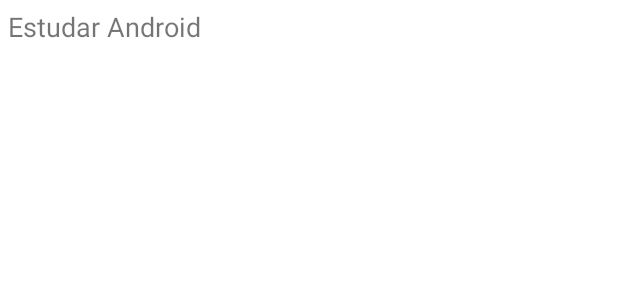
After one commit to gentildf/Listadetarefas, an Android app: the layout lista_tarefa_adapter.xml on its own in the app's theme, with its tools: preview values and no code run, on a phone screen of 412 x 824 dp. The commit adds this screen. Shown: the top 300 px of the screen. Run offline under Robolectric (Android 15) with nearby library versions, the phone set to English and light mode, and no system bars.

Commit message:
todos metods configurados do metodo adapter

```diff
--- a/app/src/main/java/com/dfgstudio/listadetarefas/activity/MainActivity.java
+++ b/app/src/main/java/com/dfgstudio/listadetarefas/activity/MainActivity.java
@@ -61,9 +61,13 @@ public class MainActivity extends AppCompatActivity {
         tarefa1.setNomeTarefa("Tarefa 1");
         listaTarefas.add(tarefa1);
 
+        Tarefa tarefa2 = new Tarefa();
+        tarefa2.setNomeTarefa("Tarefa 2");
+        listaTarefas.add(tarefa2);
+
 
         // Configurar adapter
-        tarefaAdapter = new TarefaAdapter();
+        tarefaAdapter = new TarefaAdapter( listaTarefas );
 
         //Configurar RecyclerView
         RecyclerView.LayoutManager layoutManager = new LinearLayoutManager(getApplicationContext());
--- /dev/null
+++ b/app/src/main/res/layout/lista_tarefa_adapter.xml
@@ -0,0 +1,14 @@
+<?xml version="1.0" encoding="utf-8"?>
+<LinearLayout xmlns:android="http://schemas.android.com/apk/res/android"
+    android:layout_width="match_parent"
+    android:layout_height="wrap_content"
+    android:orientation="vertical">
+
+    <TextView
+        android:id="@+id/textTarefa"
+        android:layout_width="match_parent"
+        android:layout_height="wrap_content"
+        android:padding="5dp"
+        android:text="Estudar Android"
+        android:textSize="18sp" />
+</LinearLayout>
```
Also changed, not shown: app/src/main/java/com/dfgstudio/listadetarefas/adapter/TarefaAdapter.java (+25 -3 lines).
